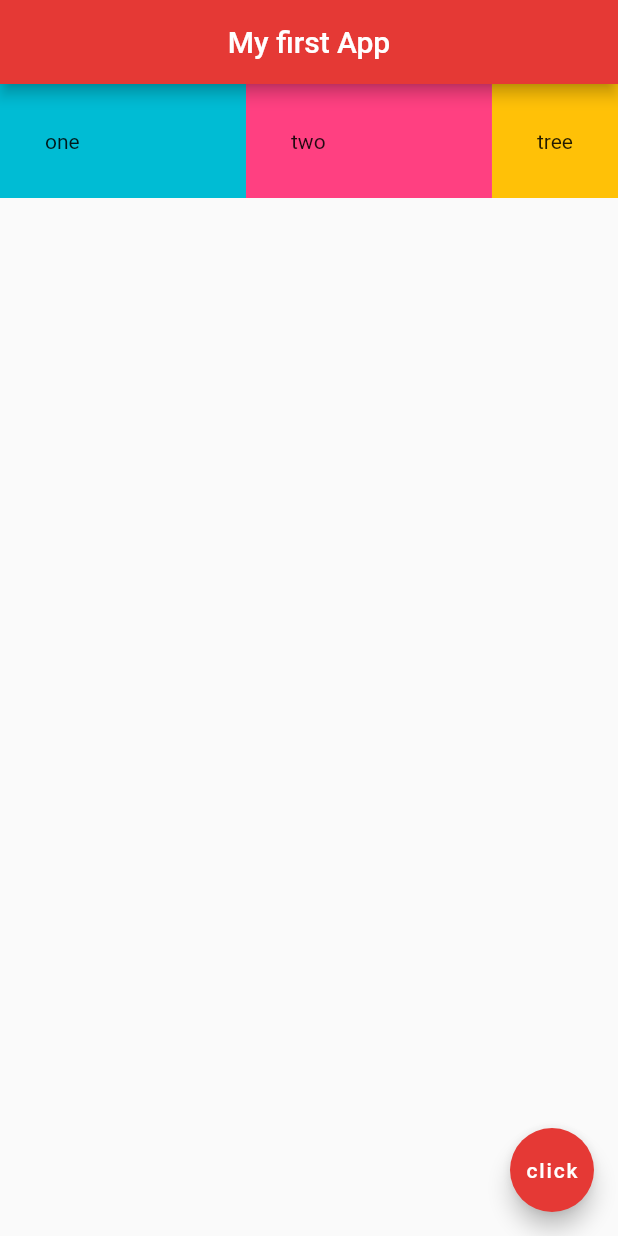
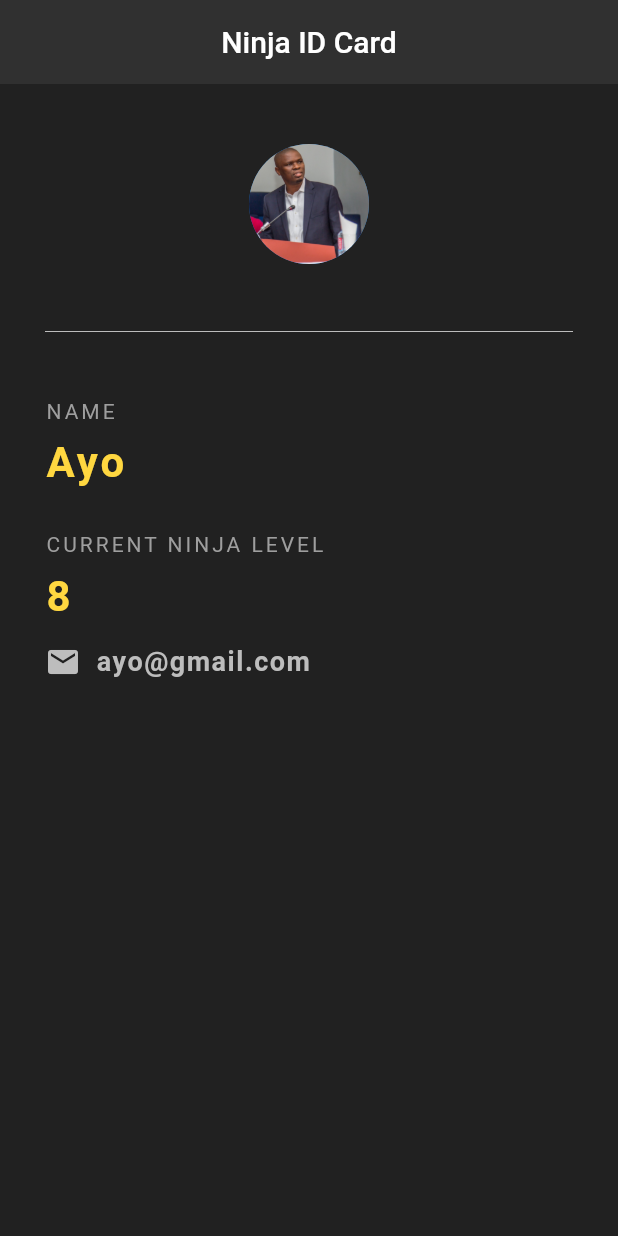
Before and after one commit to ikmazameti/come_again, a Flutter app: the screen it shows after launch, on a phone screen of 412 x 824 dp. Run offline on Flutter 3.47's test engine with Material 2 defaults, Android fonts, the phone set to English and light mode, and no system bars.

Commit message:
ninja ID card

```diff
--- a/lib/main.dart
+++ b/lib/main.dart
@@ -1,45 +1,100 @@
 import 'package:flutter/material.dart';
 
-void main() => runApp(MaterialApp(home: Home()));
+void main() => runApp(MaterialApp(home: NinjaCard()));
 
-class Home extends StatelessWidget {
-  const Home({Key? key}) : super(key: key);
+class NinjaCard extends StatelessWidget {
+  const NinjaCard({Key? key}) : super(key: key);
 
   @override
   Widget build(BuildContext context) {
     return Scaffold(
+      backgroundColor: Colors.grey[900],
       appBar: AppBar(
-        title: Text('My first App'),
+        title: Text('Ninja ID Card'),
         centerTitle: true,
-        backgroundColor: Colors.red[600],
+        backgroundColor: Colors.grey[850],
+        elevation: 0.0,
       ),
-      body: Row(
-        children: [
-          Expanded(
-            child: Container(
-              padding: EdgeInsets.all(30.0),
-              color: Colors.cyan,
-              child: Text('one'),
+      body: Padding(
+        padding: EdgeInsets.fromLTRB(30.0, 40.0, 30.0, 0.0),
+        child: Column(
+            crossAxisAlignment: CrossAxisAlignment.start,
+            children: <Widget>[
+              Center(
+                child: CircleAvatar(
+                  backgroundImage: AssetImage('assets/q2.jpg'),
+                  radius: 40.0,
                 ),
               ),
-          Expanded(
-            child: Container(
-              padding: EdgeInsets.all(30.0),
-              color: Colors.pinkAccent,
-              child: Text('two'),
+              Divider(
+                height: 90.0,
+                color: Colors.grey[400],
+              ),
+              Text(
+                'NAME',
+                style: TextStyle(
+                  color: Colors.grey,
+                  letterSpacing: 2.0,
                 ),
               ),
-          Container(
-            padding: EdgeInsets.all(30.0),
-            color: Colors.amber,
-            child: Text('tree'),
+              SizedBox(
+                height: 10.0,
+              ),
+              Text(
+                'Ayo',
+                style: TextStyle(
+                  color: Colors.amberAccent[200],
+                  letterSpacing: 2.0,
+                  fontSize: 28.0,
+                  fontWeight: FontWeight.bold,
+                ),
+              ),
+              SizedBox(
+                height: 30.0,
+              ),
+              Text(
+                'CURRENT NINJA LEVEL',
+                style: TextStyle(
+                  color: Colors.grey,
+                  letterSpacing: 2.0,
+                ),
+              ),
+              SizedBox(
+                height: 10.0,
+              ),
+              Text(
+                '8',
+                style: TextStyle(
+                  color: Colors.amberAccent[200],
+                  letterSpacing: 2.0,
+                  fontSize: 28.0,
+                  fontWeight: FontWeight.bold,
+                ),
+              ),
+              SizedBox(
+                height: 15.0,
+              ),
+              Row(
+                children: [
+                  Icon(
+                    Icons.email,
+                    color: Colors.grey[400],
+                  ),
+                  SizedBox(
+                    width: 10.0,
+                  ),
+                  Text(
+                    'ayo@gmail.com',
+                    style: TextStyle(
+                      color: Colors.grey[400],
+                      letterSpacing: 1.0,
+                      fontSize: 18.0,
+                      fontWeight: FontWeight.bold,
+                    ),
                   ),
                 ],
               ),
-      floatingActionButton: FloatingActionButton(
-        onPressed: null,
-        child: Text('click'),
-        backgroundColor: Colors.red[600],
+            ]),
       ),
     );
   }
```
Lines whose indentation alone changed are shown as unchanged.
